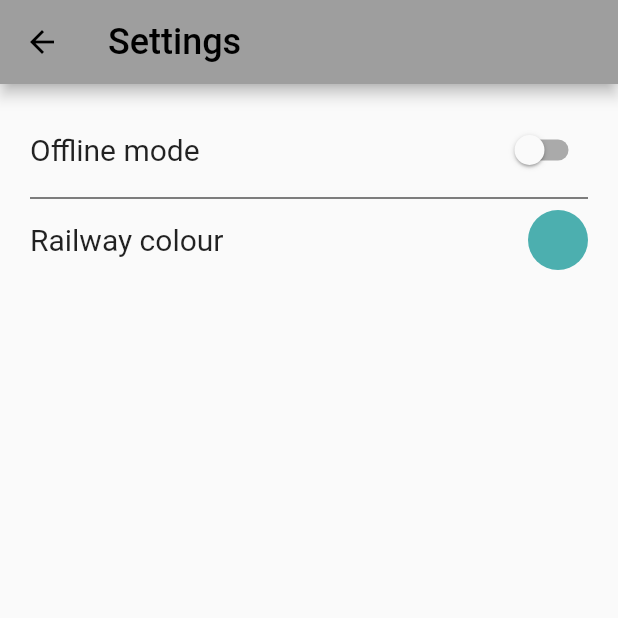
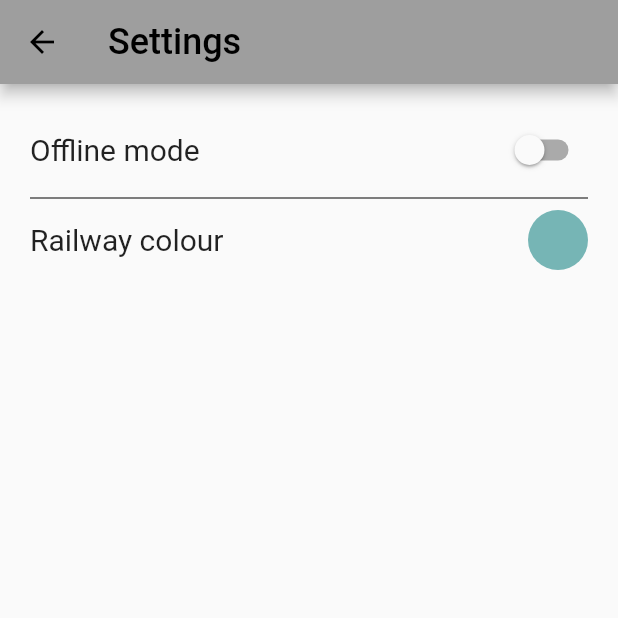
Before and after one commit to tommasopeduzzi/railway_explorer, a Flutter app: the screen it shows after launch, after a tap on the "settings" icon, on a phone screen of 412 x 824 dp, the top half of it. Run offline on Flutter 3.47's test engine with Material 2 defaults, Android fonts, the phone set to English and light mode, and no system bars; our stand-ins replace flutter_colorpicker, flutter_map, geolocator, latlong2, shared_preferences, tuple; missing offline and left inert: background_location, flutter_map_location_marker.

Commit message:
Added Colour sharedPreferences

```diff
--- a/lib/settings.dart
+++ b/lib/settings.dart
@@ -15,19 +15,21 @@ class _SettingsState extends State<Settings> {
   void storeSettings() async {
     SharedPreferences prefs = await SharedPreferences.getInstance();
     prefs.setBool('offlineMode', offlineMode);
+    prefs.setInt('railColour', railColour.value);
   }
 
-  void LoadSettings() async {
+  void loadSettings() async {
     SharedPreferences prefs = await SharedPreferences.getInstance();
     setState(() {
       offlineMode = prefs.getBool('offlineMode') ?? false;
+      railColour = Color(prefs.getInt('railColour') ?? 0xFF76B5B5);
     });
   }
 
   @override
   void initState() {
     super.initState();
-    LoadSettings();
+    loadSettings();
   }
 
   Widget build(BuildContext context) {
@@ -83,6 +85,7 @@ class _SettingsState extends State<Settings> {
                                         setState(() {
                                           railColour = color;
                                         });
+                                        storeSettings();
                                       },
                                       pickerAreaHeightPercent: 0.8,
                                     ),
```
